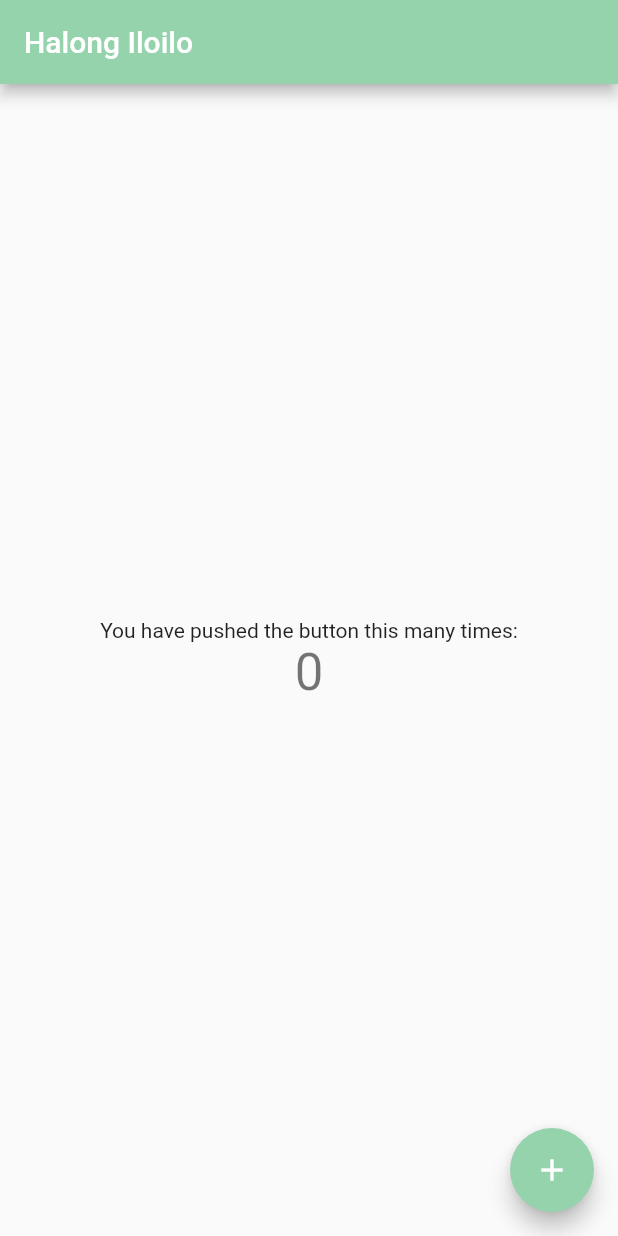
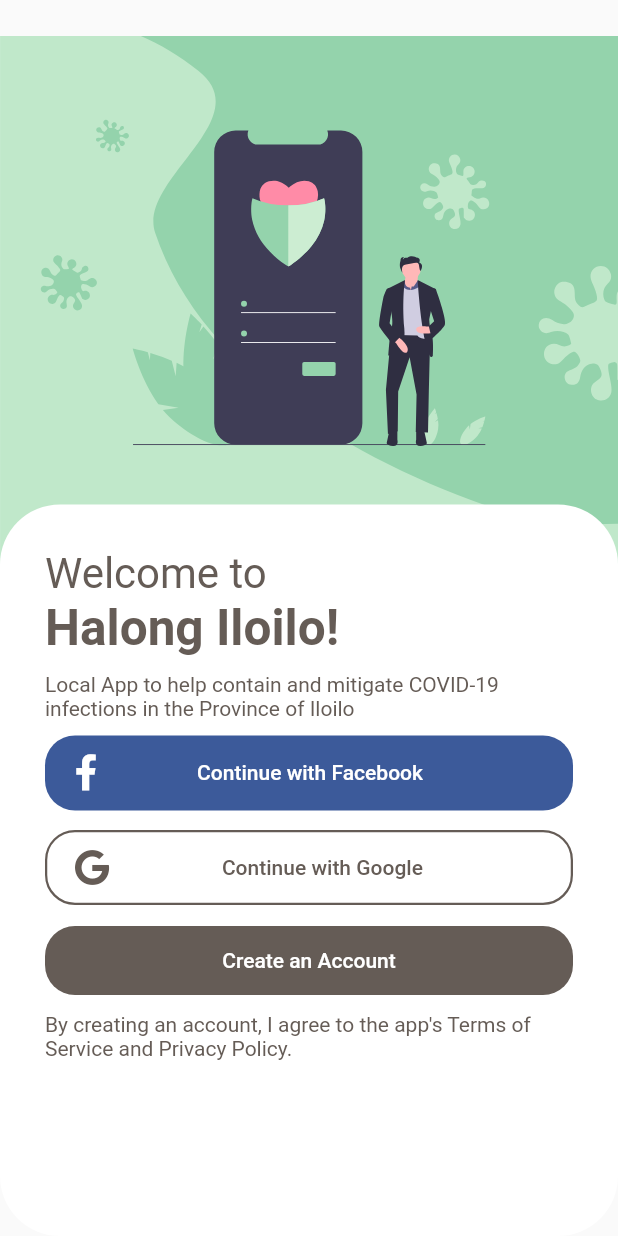
Before and after one commit to wvsu-cict-code/halong-iloilo, a Flutter app: the screen it shows after launch, on a phone screen of 412 x 824 dp. Run offline on Flutter 3.47's test engine with Material 2 defaults, Android fonts, the phone set to English and light mode, and no system bars; our stand-ins replace flutter_svg, font_awesome_flutter.

Commit message:
Sample login screen

```diff
--- a/app/lib/main.dart
+++ b/app/lib/main.dart
@@ -1,4 +1,6 @@
 import 'package:flutter/material.dart';
+import 'package:flutter_svg/svg.dart';
+import 'package:font_awesome_flutter/font_awesome_flutter.dart';
 import 'package:halong_iloilo/theme/colors.dart';
 
 void main() => runApp(MyApp());
@@ -18,21 +20,13 @@ class MyApp extends StatelessWidget {
               FloatingActionButtonThemeData(foregroundColor: Colors.white),
           primaryTextTheme: TextTheme(title: TextStyle(color: Colors.white))),
       home: MyHomePage(title: 'Halong Iloilo'),
+      debugShowCheckedModeBanner: false,
     );
   }
 }
 
 class MyHomePage extends StatefulWidget {
   MyHomePage({Key key, this.title}) : super(key: key);
-
-  // This widget is the home page of your application. It is stateful, meaning
-  // that it has a State object (defined below) that contains fields that affect
-  // how it looks.
-
-  // This class is the configuration for the state. It holds the values (in this
-  // case the title) provided by the parent (in this case the App widget) and
-  // used by the build method of the State. Fields in a Widget subclass are
-  // always marked "final".
 
   final String title;
 
@@ -41,68 +35,126 @@ class MyHomePage extends StatefulWidget {
 }
 
 class _MyHomePageState extends State<MyHomePage> {
-  int _counter = 0;
-
-  void _incrementCounter() {
-    setState(() {
-      // This call to setState tells the Flutter framework that something has
-      // changed in this State, which causes it to rerun the build method below
-      // so that the display can reflect the updated values. If we changed
-      // _counter without calling setState(), then the build method would not be
-      // called again, and so nothing would appear to happen.
-      _counter++;
-    });
-  }
-
   @override
   Widget build(BuildContext context) {
-    // This method is rerun every time setState is called, for instance as done
-    // by the _incrementCounter method above.
-    //
-    // The Flutter framework has been optimized to make rerunning build methods
-    // fast, so that you can just rebuild anything that needs updating rather
-    // than having to individually change instances of widgets.
+    double height = MediaQuery.of(context).size.height;
     return Scaffold(
-      appBar: AppBar(
-        // Here we take the value from the MyHomePage object that was created by
-        // the App.build method, and use it to set our appbar title.
-        title: Text(widget.title),
-      ),
-      body: Center(
-        // Center is a layout widget. It takes a single child and positions it
-        // in the middle of the parent.
+        resizeToAvoidBottomPadding: true,
+        body: Stack(
+          fit: StackFit.expand,
+          children: <Widget>[
+            Positioned(
+                top: -height * 0.5,
+                left: 0,
+                right: 0,
+                bottom: 0,
+                child: SvgPicture.asset(
+                  "assets/auth_illustration.svg",
+                  width: double.infinity,
+                  height: height * 3,
+                )),
+            Positioned(
+                child: Container(
+                  width: double.infinity,
+                  height: height - 300,
+                  child: Padding(
+                      padding: EdgeInsets.fromLTRB(30, 30, 30, 0),
                       child: Column(
-          // Column is also a layout widget. It takes a list of children and
-          // arranges them vertically. By default, it sizes itself to fit its
-          // children horizontally, and tries to be as tall as its parent.
-          //
-          // Invoke "debug painting" (press "p" in the console, choose the
-          // "Toggle Debug Paint" action from the Flutter Inspector in Android
-          // Studio, or the "Toggle Debug Paint" command in Visual Studio Code)
-          // to see the wireframe for each widget.
-          //
-          // Column has various properties to control how it sizes itself and
-          // how it positions its children. Here we use mainAxisAlignment to
-          // center the children vertically; the main axis here is the vertical
-          // axis because Columns are vertical (the cross axis would be
-          // horizontal).
-          mainAxisAlignment: MainAxisAlignment.center,
+                        crossAxisAlignment: CrossAxisAlignment.start,
                         children: <Widget>[
                           Text(
-              'You have pushed the button this many times:',
+                            "Welcome to",
+                            style:
+                                TextStyle(fontSize: 28, color: secondaryColor),
                           ),
                           Text(
-              '$_counter',
-              style: Theme.of(context).textTheme.display1,
+                            "Halong Iloilo!",
+                            style: TextStyle(
+                                fontSize: 33.0,
+                                color: secondaryColor,
+                                fontWeight: FontWeight.bold),
+                          ),
+                          SizedBox(height: 10),
+                          Text(
+                            "Local App to help contain and mitigate COVID-19 infections in the Province of Iloilo",
+                            style: TextStyle(color: secondaryColor),
+                          ),
+                          Padding(
+                              padding: EdgeInsets.fromLTRB(0, 10, 0, 3),
+                              child: SizedBox(
+                                  width: double.infinity,
+                                  child: FlatButton(
+                                      padding:
+                                          EdgeInsets.fromLTRB(20, 13, 100, 13),
+                                      child: Row(
+                                        mainAxisAlignment:
+                                            MainAxisAlignment.spaceBetween,
+                                        children: <Widget>[
+                                          FaIcon(FontAwesomeIcons.facebookF),
+                                          Text("Continue with Facebook")
+                                        ],
+                                      ),
+                                      onPressed: () {},
+                                      color: new Color(0xFF3C5A9A),
+                                      textColor: Colors.white,
+                                      shape: RoundedRectangleBorder(
+                                        borderRadius:
+                                            new BorderRadius.circular(20.0),
+                                      )))),
+                          Padding(
+                              padding: EdgeInsets.fromLTRB(0, 10, 0, 3),
+                              child: SizedBox(
+                                  width: double.infinity,
+                                  child: FlatButton(
+                                      padding:
+                                         EdgeInsets.fromLTRB(20, 13, 100, 13),
+                                      child: Row(
+                                        mainAxisAlignment:
+                                            MainAxisAlignment.spaceBetween,
+                                        children: <Widget>[
+                                         FaIcon(FontAwesomeIcons.google),
+                                          Text("Continue with Google")
+                                        ],
+                                      ),
+                                      onPressed: () {},
+                                      color: Colors.white,
+                                      textColor: secondaryColor,
+                                      shape: RoundedRectangleBorder(
+                                        borderRadius:
+                                            new BorderRadius.circular(20.0),
+                                        side: BorderSide(
+                                            width: 1.5, color: secondaryColor),
+                                      )))),
+                          Padding(
+                              padding: EdgeInsets.fromLTRB(0, 10, 0, 11),
+                              child: SizedBox(
+                                  width: double.infinity,
+                                  child: FlatButton(
+                                      padding:
+                                          EdgeInsets.fromLTRB(0, 15, 0, 15),
+                                      child: Text("Create an Account"),
+                                      onPressed: () {},
+                                      color: secondaryColor,
+                                      textColor: Colors.white,
+                                      shape: RoundedRectangleBorder(
+                                        borderRadius:
+                                            new BorderRadius.circular(20.0),
+                                      )))),
+                          Text(
+                            "By creating an account, I agree to the app's Terms of Service and Privacy Policy.",
+                            style: TextStyle(color: secondaryColor),
                           ),
                         ],
+                      )),
+                  decoration: BoxDecoration(
+                      color: Colors.white,
+                      borderRadius: BorderRadius.circular(40)),
                 ),
-      ),
-      floatingActionButton: FloatingActionButton(
-        onPressed: _incrementCounter,
-        tooltip: 'Increment',
-        child: Icon(Icons.add),
-      ), // This trailing comma makes auto-formatting nicer for build methods.
-    );
+                top: height / 2.45,
+                left: 0,
+                right: 0,
+                bottom: 0)
+          ],
+        ));
   }
 }
```
Also changed, not shown: app/pubspec.yaml (+5 -53 lines), app/assets/auth_illustration.svg (added), app/pubspec.lock. Lines whose indentation alone changed are shown as unchanged.
